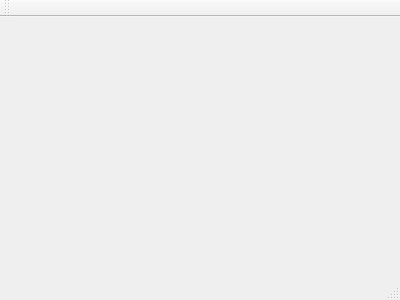
The window that bluelock/bluelockmain.ui (tclass/bluelock) describes before a commit, drawn with Qt 5.
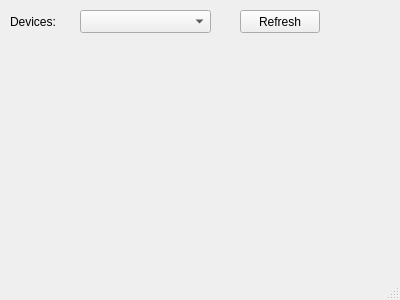
The same window after the commit.

Commit message: added device discovery

Patch:
```diff
--- a/bluelock/bluelockmain.ui
+++ b/bluelock/bluelockmain.ui
@@ -12,13 +12,57 @@
   <property name="windowTitle" >
    <string>BluelockMain</string>
   </property>
-  <widget class="QMenuBar" name="menuBar" />
-  <widget class="QToolBar" name="mainToolBar" />
-  <widget class="QWidget" name="centralWidget" />
-  <widget class="QStatusBar" name="statusBar" />
+  <widget class="QWidget" name="centralWidget">
+   <widget class="QComboBox" name="deviceCmb">
+    <property name="geometry">
+     <rect>
+      <x>80</x>
+      <y>10</y>
+      <width>131</width>
+      <height>23</height>
+     </rect>
+    </property>
+   </widget>
+   <widget class="QLabel" name="deviceLb">
+    <property name="geometry">
+     <rect>
+      <x>10</x>
+      <y>14</y>
+      <width>57</width>
+      <height>15</height>
+     </rect>
+    </property>
+    <property name="text">
+     <string>Devices:</string>
+    </property>
+   </widget>
+   <widget class="QPushButton" name="deviceBtn">
+    <property name="geometry">
+     <rect>
+      <x>240</x>
+      <y>10</y>
+      <width>80</width>
+      <height>23</height>
+     </rect>
+    </property>
+    <property name="text">
+     <string>Refresh</string>
+    </property>
+   </widget>
+  </widget>
+  <widget class="QMenuBar" name="menuBar">
+   <property name="geometry">
+    <rect>
+     <x>0</x>
+     <y>0</y>
+     <width>400</width>
+     <height>20</height>
+    </rect>
+   </property>
+  </widget>
+  <widget class="QStatusBar" name="statusBar"/>
  </widget>
- <layoutDefault spacing="6" margin="11" />
- <pixmapfunction></pixmapfunction>
+ <layoutdefault spacing="6" margin="11"/>
  <resources/>
  <connections/>
 </ui>
```
Left out of the diff: 7 changed lines with no effect on the pictures. The commit also changes 6 other files.
